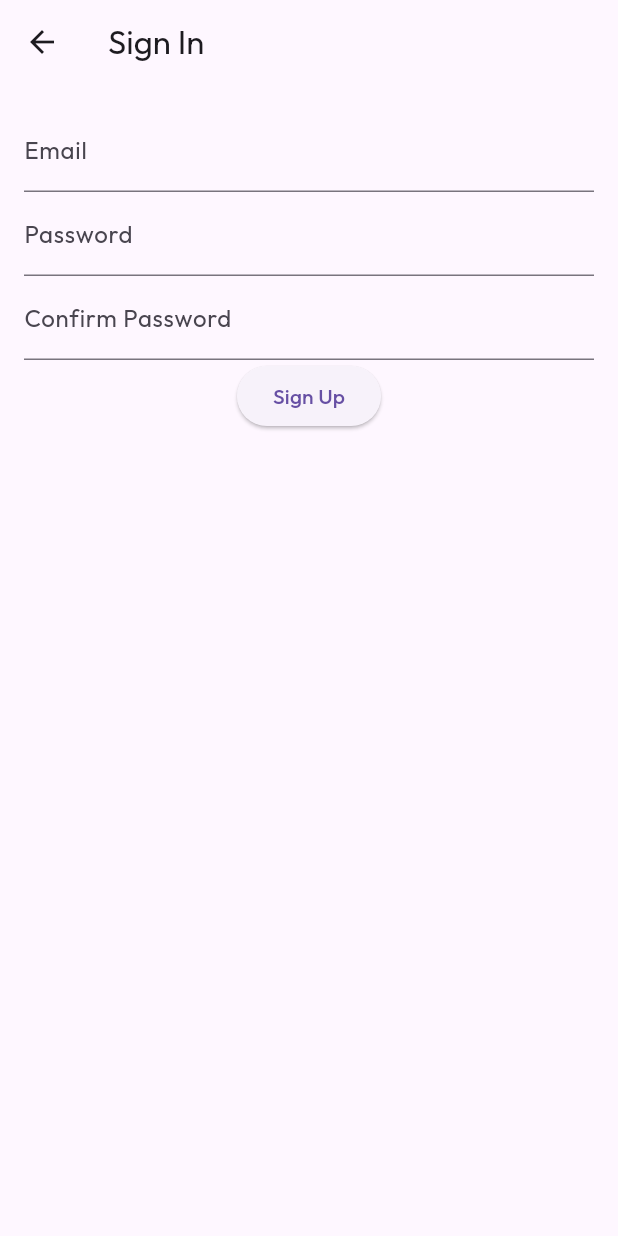
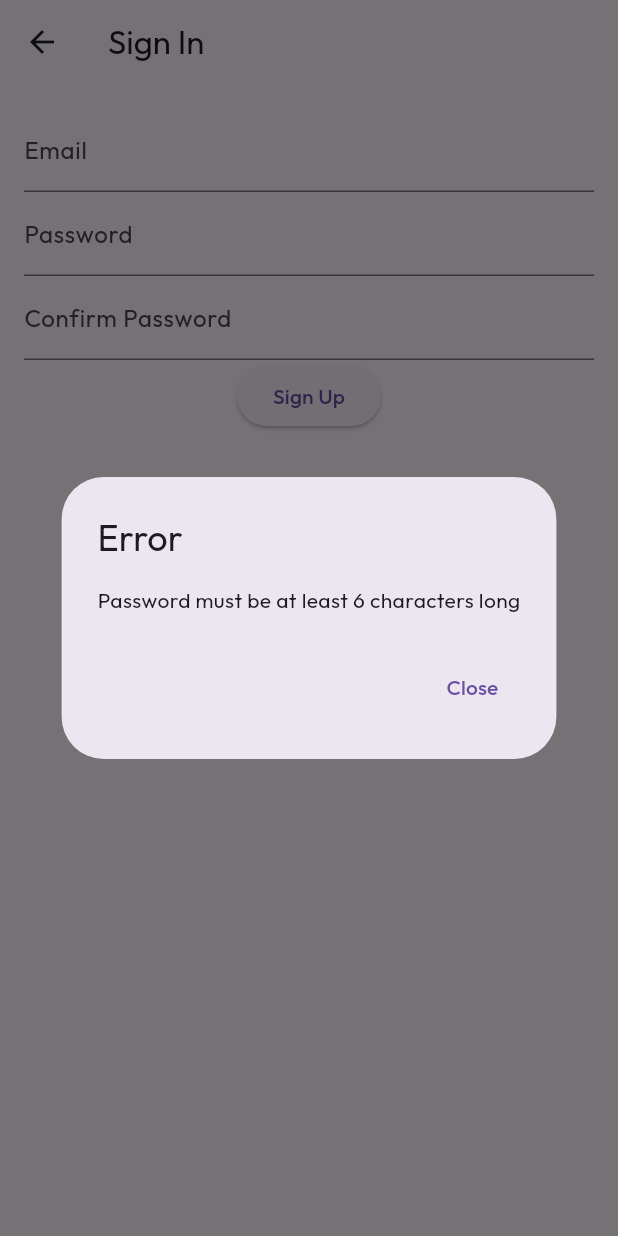
Before and after one commit to Taner-Y-Banth/gather, a Flutter app: the Profile screen opened directly, after a tap on "Sign Up", on a phone screen of 412 x 824 dp. Run offline on Flutter 3.47's test engine with Material 3 defaults, Android fonts, the phone set to English and light mode, and no system bars; our stand-ins replace cloud_firestore, firebase_auth, firebase_core; missing offline and left inert: firebase_ui_auth; accounts and stored records are empty.

Commit message:
less broken signin flow

```diff
--- /dev/null
+++ b/gather_app/lib/pages/login/password_check.dart
@@ -0,0 +1,48 @@
+import 'package:flutter/material.dart';
+
+class PasswordCheck {
+  void checkPassword(
+      passwordController, passwordConfirmationController, context, signUpPage) {
+    if (passwordController.text != passwordConfirmationController.text) {
+      // Displays an alert dialog if the passwords do not match
+      showDialog(
+        context: context,
+        builder: (context) {
+          return AlertDialog(
+            title: const Text('Error'),
+            content: const Text('Passwords do not match'),
+            actions: [
+              TextButton(
+                onPressed: () {
+                  Navigator.of(context).pop();
+                },
+                child: const Text('Close'),
+              ),
+            ],
+          );
+        },
+      );
+    } else if (passwordController.text.length < 6) {
+      // Displays an alert dialog if the passwords do not match
+      showDialog(
+        context: context,
+        builder: (context) {
+          return AlertDialog(
+            title: const Text('Error'),
+            content: const Text('Password must be at least 6 characters long'),
+            actions: [
+              TextButton(
+                onPressed: () {
+                  Navigator.of(context).pop();
+                },
+                child: const Text('Close'),
+              ),
+            ],
+          );
+        },
+      );
+    } else {
+      signUpPage();
+    }
+  }
+}
--- a/gather_app/lib/pages/login/sign_up.dart
+++ b/gather_app/lib/pages/login/sign_up.dart
@@ -1,6 +1,7 @@
 import 'package:firebase_auth/firebase_auth.dart';
 import 'package:flutter/material.dart';
 import 'package:gather_app/pages/login/auth_gate.dart';
+import 'package:gather_app/pages/login/password_check.dart';
 
 class Profile extends StatefulWidget {
   const Profile({super.key});
@@ -15,31 +16,6 @@ class ProfileState extends State<Profile> {
   final TextEditingController passwordConfirmationController =
       TextEditingController();
   final FirebaseAuth auth = FirebaseAuth.instance;
-
-  void checkPassword() {
-    if (passwordController.text != passwordConfirmationController.text) {
-      // Displays an alert dialog if the passwords do not match
-      showDialog(
-        context: context,
-        builder: (context) {
-          return AlertDialog(
-            title: const Text('Error'),
-            content: const Text('Passwords do not match'),
-            actions: [
-              TextButton(
-                onPressed: () {
-                  Navigator.of(context).pop();
-                },
-                child: const Text('Close'),
-              ),
-            ],
-          );
-        },
-      );
-    } else {
-      signUp();
-    }
-  }
 
   // Sign up the user and take to the home page
   Future<void> signUp() async {
@@ -86,7 +62,14 @@ class ProfileState extends State<Profile> {
             ),
             // display an error message if the passwords do not match, if they do match, sign up the user
             ElevatedButton(
-              onPressed: checkPassword,
+              onPressed: () {
+                PasswordCheck().checkPassword(
+                  passwordController,
+                  passwordConfirmationController,
+                  context,
+                  signUp,
+                );
+              },
               child: const Text('Sign Up'),
             ),
           ],
```
